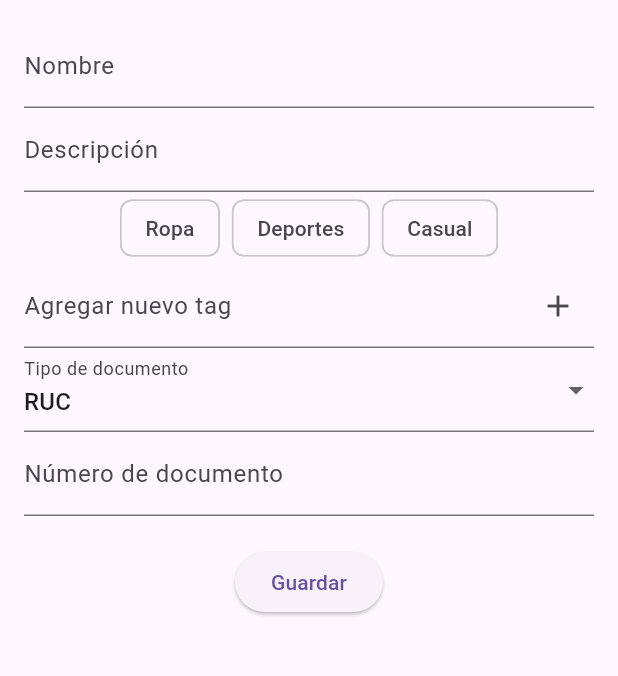
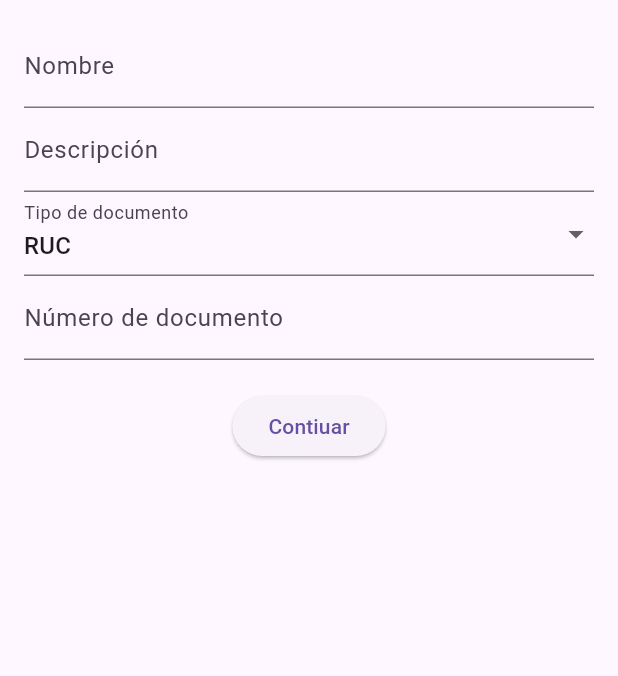
Before and after one commit to aromhv/akgamarra, a Flutter app: the CreateStoreScreen screen opened by its route, on a phone screen of 412 x 824 dp, the part 84-760 px from its top. Run offline on Flutter 3.47's test engine with Material 3 defaults, Android fonts, the phone set to English and light mode, and no system bars; our stand-ins replace dio, firebase_auth, firebase_core, firebase_messaging, flutter_local_notifications, font_awesome_flutter and 2 more; accounts and stored records are empty.

Commit message:
refactor: Store screens.

```diff
--- a/lib/src/app/router/app_router.dart
+++ b/lib/src/app/router/app_router.dart
@@ -4,8 +4,9 @@ import 'package:akgamarra_app/src/features/account/screen/account_screen.dart';
 import 'package:akgamarra_app/src/features/account/screen/create_account_screen.dart';
 import 'package:akgamarra_app/src/features/auth/screen/login_screen.dart';
 import 'package:akgamarra_app/src/features/home/screen/home_screen.dart';
-import 'package:akgamarra_app/src/features/store/screen/create_store_screen.dart';
-import 'package:akgamarra_app/src/features/store/screen/store_screen.dart';
+import 'package:akgamarra_app/src/features/me-store/screen/me_store_screen.dart';
+import 'package:akgamarra_app/src/features/store-create/screen/create_store_screen.dart';
+import 'package:akgamarra_app/src/features/store-create/screen/selected_tag_create_store_screen.dart';
 import 'package:akgamarra_app/src/side_bar_layout.dart';
 import 'package:go_router/go_router.dart';
 
@@ -20,11 +21,17 @@ final GoRouter router = GoRouter(
         GoRoute(path: '/', builder: (context, state) => HomeScreen()),
         GoRoute(
           path: '/store',
-          builder: (context, state) => const StoreScreen(),
+          builder: (context, state) => const MeStoreScreen(),
         ),
         GoRoute(
           path: '/store-create',
           builder: (context, state) => const CreateStoreScreen(),
+          routes: [
+            GoRoute(
+              path: 'select-tags',
+              builder: (context, state) => SelectedTagsCreateStoreScreen(),
+            ),
+          ],
         ),
       ],
     ),
--- a/lib/src/bottom_bar_layout.dart
+++ b/lib/src/bottom_bar_layout.dart
@@ -64,7 +64,8 @@ class BottomBarLayoutState extends State<BottomBarLayout> {
                     setState(() {
                       _currentIndex = index;
                     });
-                    context.go(bottomNavItems[index].route!);
+                    final route = bottomNavItems[index].route!;
+                    context.push(route);
                   },
                 ),
       ),
--- a/lib/src/core/enum/icon_enum.dart
+++ b/lib/src/core/enum/icon_enum.dart
@@ -5,7 +5,7 @@ enum IconEnum {
   ICON_ARROW_BACK("arrow_back", Icon(Icons.arrow_back)),
   ICON_STOREFRONT("storefront", Icon(Icons.storefront)),
   ICON_ADD("add", Icon(Icons.add)),
-  ICON_STORE("store", Icon(Icons.store)),
+  ICON_STORE("me-store", Icon(Icons.store)),
   ICON_CATEGORY("category", Icon(Icons.category)),
   ICON_LOCALOFFER("local_offer", Icon(Icons.local_offer)),
   ICON_ORDER("order", Icon(Icons.assignment)),
--- a/lib/src/core/handler/load_current_user_handler.dart
+++ b/lib/src/core/handler/current_user_handler.dart
@@ -1,12 +1,12 @@
+import 'package:akgamarra_app/src/core/context/auth_context.dart';
 import 'package:akgamarra_app/src/core/service/auth_service.dart';
-import 'package:akgamarra_app/src/core/context/auth_context.dart';
 import 'package:firebase_auth/firebase_auth.dart';
 
-class LoadCurrentUserHandler {
+class CurrentUserHandler {
   final AuthContext authState;
   final AuthService authService;
 
-  LoadCurrentUserHandler(this.authService, this.authState);
+  CurrentUserHandler(this.authService, this.authState);
 
   Future<void> loadUser() async {
     final firebaseUser = FirebaseAuth.instance.currentUser;
--- a/lib/src/core/handler/store_handler.dart
+++ b/lib/src/core/handler/save_store_handler.dart
@@ -4,13 +4,13 @@ import 'package:akgamarra_app/src/core/model/response/store_response.dart';
 import 'package:akgamarra_app/src/core/service/store_service.dart';
 import 'package:flutter/cupertino.dart';
 
-class StoreHandler {
+class SaveStoreHandler {
   final AuthContext authState;
   final StoreService storeService;
 
   final ValueNotifier<bool> isSaving = ValueNotifier(false);
 
-  StoreHandler(this.authState, this.storeService);
+  SaveStoreHandler(this.authState, this.storeService);
 
   Future<StoreResponse?> save(StoreRequest request) async {
     isSaving.value = true;
@@ -21,11 +21,4 @@ class StoreHandler {
       isSaving.value = false;
     }
   }
-
-  Future<StoreResponse?> findById() async {
-    var token = authState.token;
-    var user = authState.user;
-    final response = await storeService.findById(token!, user!.storeId!);
-    return response;
-  }
 }
--- a/lib/src/core/model/request/store_request.dart
+++ b/lib/src/core/model/request/store_request.dart
@@ -5,13 +5,13 @@ part 'store_request.g.dart';
 @JsonSerializable()
 class StoreRequest {
   String name;
-  Set<String> tags;
   String description;
   Map<String, String> legalDocument;
 
+  Set<String>? tags;
+
   StoreRequest({
     required this.name,
-    required this.tags,
     required this.description,
     required this.legalDocument,
   });
--- a/lib/src/features/account/screen/account_screen.dart
+++ b/lib/src/features/account/screen/account_screen.dart
@@ -123,7 +123,7 @@ class AccountScreen extends StatelessWidget {
                   Padding(
                     padding: const EdgeInsets.only(top: 10.0),
                     child: ElevatedButton(
-                      onPressed: () => context.go('/complete-data'),
+                      onPressed: () => context.push('/complete-data'),
                       style: ElevatedButton.styleFrom(
                         backgroundColor: ColorEnum.COLOR_PRINCIPAL.color,
                         foregroundColor: Colors.white,
--- /dev/null
+++ b/lib/src/features/store-create/screen/create_store_screen.dart
@@ -0,0 +1,91 @@
+import 'package:akgamarra_app/src/core/model/request/store_request.dart';
+import 'package:flutter/material.dart';
+import 'package:go_router/go_router.dart';
+
+class CreateStoreScreen extends StatefulWidget {
+  const CreateStoreScreen({super.key});
+
+  @override
+  CreateStoreScreenState createState() => CreateStoreScreenState();
+}
+
+class CreateStoreScreenState extends State<CreateStoreScreen> {
+  final _formKey = GlobalKey<FormState>();
+
+  String _selectedDocumentType = 'RUC';
+  final List<String> _documentType = ['DNI', 'RUC'];
+
+  final TextEditingController _nameController = TextEditingController();
+  final TextEditingController _descriptionController = TextEditingController();
+  final TextEditingController _documentNumberController =
+      TextEditingController();
+
+  StoreRequest _buildStoreRequest() {
+    Map<String, String> legalDocument = {
+      "documentType": _selectedDocumentType,
+      "documentNumber": _documentNumberController.text,
+    };
+    return StoreRequest(
+      name: _nameController.text,
+      description: _descriptionController.text,
+      legalDocument: legalDocument,
+    );
+  }
+
+  @override
+  Widget build(BuildContext context) {
+    return Scaffold(
+      resizeToAvoidBottomInset: true,
+      body: SingleChildScrollView(
+        padding: const EdgeInsets.all(16.0),
+        child: Form(
+          key: _formKey,
+          child: Column(
+            children: [
+              TextFormField(
+                controller: _nameController,
+                decoration: InputDecoration(labelText: 'Nombre'),
+                validator: (value) => value!.isEmpty ? 'Requerido' : null,
+              ),
+              TextFormField(
+                controller: _descriptionController,
+                decoration: InputDecoration(labelText: 'Descripción'),
+                validator: (value) => value!.isEmpty ? 'Requerido' : null,
+              ),
+              DropdownButtonFormField<String>(
+                decoration: InputDecoration(labelText: 'Tipo de documento'),
+                value: _selectedDocumentType,
+                onChanged: (newValue) {
+                  setState(() {
+                    _selectedDocumentType = newValue!;
+                  });
+                },
+                items:
+                    _documentType.map((tag) {
+                      return DropdownMenuItem(value: tag, child: Text(tag));
+                    }).toList(),
+              ),
+              TextFormField(
+                controller: _documentNumberController,
+                decoration: InputDecoration(labelText: 'Número de documento'),
+                validator: (value) => value!.isEmpty ? 'Requerido' : null,
+              ),
+              SizedBox(height: 20),
+              ElevatedButton(
+                onPressed: () async {
+                  if (_formKey.currentState!.validate()) {
+                    context.push(
+                      '/store-create/select-tags',
+                      extra: _buildStoreRequest(),
+                    );
+                  }
+                },
+                child: Text('Contiuar'),
+              ),
+            ],
+          ),
+        ),
+      ),
+    );
+  }
+}
--- a/lib/src/features/store/screen/create_store_screen.dart
+++ /dev/null
@@ -1,163 +0,0 @@
-import 'dart:collection';
-
-import 'package:akgamarra_app/src/core/handler/load_current_user_handler.dart';
-import 'package:akgamarra_app/src/core/handler/store_handler.dart';
-import 'package:akgamarra_app/src/core/model/request/store_request.dart';
-import 'package:flutter/material.dart';
-import 'package:go_router/go_router.dart';
-import 'package:provider/provider.dart';
-
-class CreateStoreScreen extends StatefulWidget {
-  const CreateStoreScreen({super.key});
-
-  @override
-  MinimalStoreFormState createState() => MinimalStoreFormState();
-}
-
-class MinimalStoreFormState extends State<CreateStoreScreen> {
-  final _formKey = GlobalKey<FormState>();
-
-  String _selectedDocumentType = 'RUC';
-  final List<String> _documentType = ['DNI', 'RUC'];
-
-  final Set<String> _selectedTags = new HashSet();
-  final List<String> _tags = ['Ropa', 'Deportes', 'Casual'];
-
-  final TextEditingController _nameController = TextEditingController();
-  final TextEditingController _descriptionController = TextEditingController();
-  final TextEditingController _documentNumberController =
-      TextEditingController();
-  final TextEditingController _newTagController = TextEditingController();
-
-  StoreRequest _buildStoreRequest() {
-    Map<String, String> legalDocument = {
-      "documentType": _selectedDocumentType,
-      "documentNumber": _documentNumberController.text,
-    };
-    return StoreRequest(
-      name: _nameController.text,
-      tags: _selectedTags,
-      description: _descriptionController.text,
-      legalDocument: legalDocument,
-    );
-  }
-
-  /*
-  ToDo: Optimizar?
-   */
-  void _addTag() {
-    final newTag = _newTagController.text.trim();
-    if (newTag.isNotEmpty && !_tags.contains(newTag)) {
-      setState(() {
-        _tags.add(newTag);
-        _selectedTags.add(newTag);
-      });
-    }
-    _newTagController.clear();
-  }
-
-  @override
-  Widget build(BuildContext context) {
-    final storeHandler = context.read<StoreHandler>();
-    final loadCurrentUserHandler = context.read<LoadCurrentUserHandler>();
-
-    return Scaffold(
-      resizeToAvoidBottomInset: true,
-      body: SingleChildScrollView(
-        padding: const EdgeInsets.all(16.0),
-        child: Form(
-          key: _formKey,
-          child: Column(
-            children: [
-              TextFormField(
-                controller: _nameController,
-                decoration: InputDecoration(labelText: 'Nombre'),
-                validator: (value) => value!.isEmpty ? 'Requerido' : null,
-              ),
-              TextFormField(
-                controller: _descriptionController,
-                decoration: InputDecoration(labelText: 'Descripción'),
-                validator: (value) => value!.isEmpty ? 'Requerido' : null,
-              ),
-              Wrap(
-                spacing: 8.0,
-                children:
-                    _tags.map((tag) {
-                      return FilterChip(
-                        label: Text(tag),
-                        selected: _selectedTags.contains(tag),
-                        onSelected: (selected) {
-                          setState(() {
-                            selected
-                                ? _selectedTags.add(tag)
-                                : _selectedTags.remove(tag);
-                          });
-                        },
-                      );
-                    }).toList(),
-              ),
-              TextField(
-                controller: _newTagController,
-                decoration: InputDecoration(
-                  labelText: 'Agregar nuevo tag',
-                  suffixIcon: IconButton(
-                    icon: Icon(Icons.add),
-                    onPressed: _addTag,
-                  ),
-                ),
-              ),
-              DropdownButtonFormField<String>(
-                decoration: InputDecoration(labelText: 'Tipo de documento'),
-                value: _selectedDocumentType,
-                onChanged: (newValue) {
-                  setState(() {
-                    _selectedDocumentType = newValue!;
-                  });
-                },
-                items:
-                    _documentType.map((tag) {
-                      return DropdownMenuItem(value: tag, child: Text(tag));
-                    }).toList(),
-              ),
-              TextFormField(
-                controller: _documentNumberController,
-                decoration: InputDecoration(labelText: 'Número de documento'),
-                validator: (value) => value!.isEmpty ? 'Requerido' : null,
-              ),
-              SizedBox(height: 20),
-              ElevatedButton(
-                onPressed:
-                    storeHandler.isSaving.value
-                        ? null
-                        : () async {
-                          if (_formKey.currentState!.validate()) {
-                            await storeHandler.save(_buildStoreRequest());
-                            if (!storeHandler.isSaving.value) {
-                              await loadCurrentUserHandler.loadUser();
-                              context.go('/');
-                            }
-                          }
-                        },
-                child: ValueListenableBuilder<bool>(
-                  valueListenable: storeHandler.isSaving,
-                  builder: (context, isSaving, child) {
-                    return isSaving
-                        ? SizedBox(
-                          width: 24,
-                          height: 24,
-                          child: CircularProgressIndicator(
-                            color: Colors.white,
-                            strokeWidth: 2,
-                          ),
-                        )
-                        : Text('Guardar');
-                  },
-                ),
-              ),
-            ],
-          ),
-        ),
-      ),
-    );
-  }
-}
```
Also changed, not shown: lib/main.dart (+25 -8 lines), lib/src/core/handler/find_by_id_store_handler.dart (added, +17 -0 lines), lib/src/core/handler/retrieve_tags_handler.dart (added, +14 -0 lines), lib/src/core/service/store_service.dart (+13 -6 lines), lib/src/features/me-store/screen/me_store_screen.dart (renamed from lib/src/features/store/screen/store_screen.dart, +7 -11 lines), lib/src/features/store-create/screen/selected_tag_create_store_screen.dart (added, +103 -0 lines), lib/src/core/model/request/store_request.g.dart.
